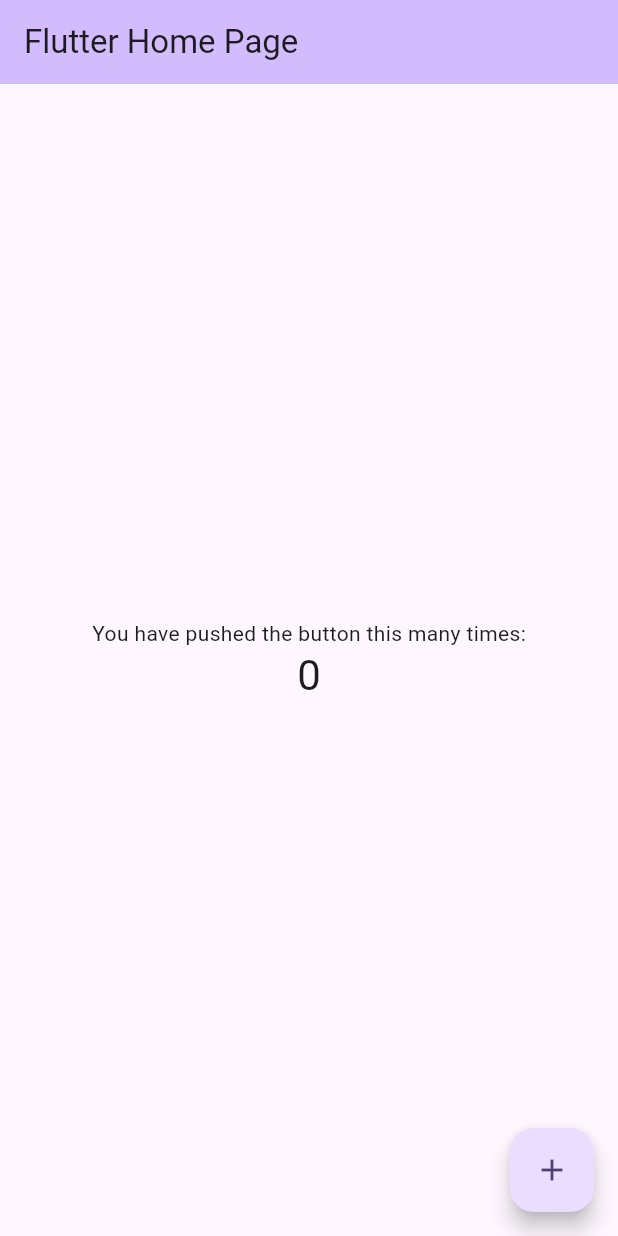
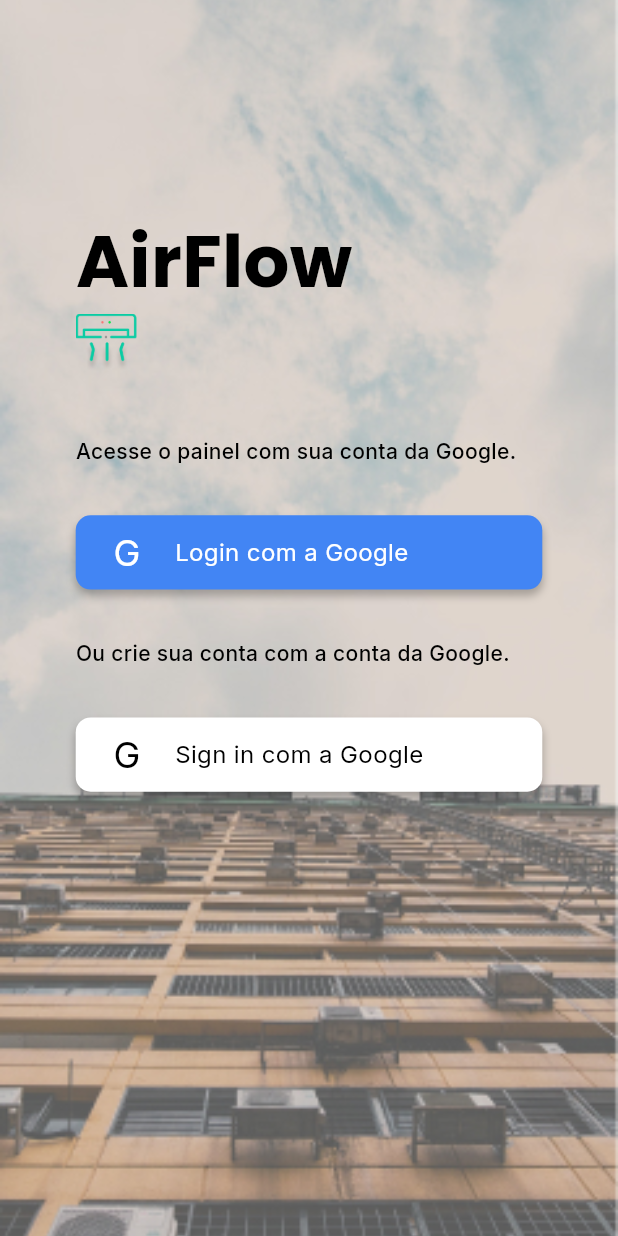
Before and after one commit to EduardoOPR/airflow-app, a Flutter app: the screen it shows after launch, on a phone screen of 412 x 824 dp. Run offline on Flutter 3.47's test engine with Material 2 defaults, Android fonts, the phone set to English and light mode, and no system bars; our stand-ins replace google_fonts.

Commit message:
Tela de Login

```diff
--- a/lib/main.dart
+++ b/lib/main.dart
@@ -1,3 +1,4 @@
+import 'package:airflow/views/screens/Login_Screen.dart';
 import 'package:flutter/material.dart';
 import 'package:airflow/views/screens/home_page.dart';
 
@@ -15,11 +16,10 @@
       theme: ThemeData(
         colorScheme: ColorScheme.fromSeed(seedColor: Colors.deepPurple),
         useMaterial3: true,
-
       ),
       debugShowCheckedModeBanner: false,
       routes: {
-        '/' :(context) => const MyHomePage(title: 'Flutter Home Page')
+        '/': (context) => const LoginScreen(),
       },
     );
   }
--- /dev/null
+++ b/lib/themes/my_themes.dart
@@ -0,0 +1,31 @@
+import 'package:flutter/material.dart';
+import 'package:google_fonts/google_fonts.dart';
+
+class MyThemes {
+  static TextStyle poppins700(
+      {Color textColor = Colors.white, required double fontSize}) {
+    return GoogleFonts.poppins(
+      fontSize: fontSize,
+      fontWeight: FontWeight.w700,
+      color: textColor,
+    );
+  }
+
+  static TextStyle inter400(
+      {Color textColor = Colors.white, required double fontSize}) {
+    return GoogleFonts.inter(
+      fontSize: fontSize,
+      fontWeight: FontWeight.w400,
+      color: textColor,
+    );
+  }
+
+  static TextStyle inter500(
+      {Color textColor = Colors.white, required double fontSize}) {
+    return GoogleFonts.inter(
+      fontSize: fontSize,
+      fontWeight: FontWeight.w500,
+      color: textColor,
+    );
+  }
+}
--- /dev/null
+++ b/lib/views/screens/Login_Screen.dart
@@ -0,0 +1,123 @@
+import 'package:flutter/material.dart';
+import 'package:airflow/themes/my_themes.dart';
+
+class LoginScreen extends StatelessWidget {
+  const LoginScreen({super.key});
+
+  @override
+  Widget build(BuildContext context) {
+    return Container(
+      decoration: const BoxDecoration(
+        image: DecorationImage(
+          image: AssetImage('assets/images/background.jpg'),
+          fit: BoxFit.cover,
+        ),
+      ),
+      child: Scaffold(
+        resizeToAvoidBottomInset: false,
+        backgroundColor: Color.fromARGB(0, 255, 255, 255),
+        body: Padding(
+          padding: const EdgeInsets.symmetric(vertical: 140),
+          child: Center(
+            child: Column(
+              mainAxisAlignment: MainAxisAlignment.spaceBetween,
+              crossAxisAlignment: CrossAxisAlignment.start,
+              children: [
+                Column(
+                  crossAxisAlignment: CrossAxisAlignment.start,
+                  children: [
+                    Text(
+                      'AirFlow',
+                      style: MyThemes.poppins700(
+                          fontSize: 48, textColor: Colors.black),
+                    ),
+                    Image.asset(
+                      'assets/images/arIcon.png',
+                      width: MediaQuery.of(context).size.width * 0.10,
+                    ),
+                    const SizedBox(
+                      height: 10,
+                    )
+                  ],
+                ),
+                Text(
+                  'Acesse o painel com sua conta da Google.  ',
+                  style:
+                      MyThemes.inter500(fontSize: 14, textColor: Colors.black),
+                ),
+                const LoginButton(
+                  btnColor: Color(0xFF4285F4),
+                  text: 'Login com a Google',
+                  ktextColor: Colors.white,
+                ),
+                Text(
+                  'Ou crie sua conta com a conta da Google.',
+                  style:
+                      MyThemes.inter500(fontSize: 14, textColor: Colors.black),
+                ),
+                const LoginButton(
+                  btnColor: Colors.white,
+                  text: 'Sign in com a Google',
+                  ktextColor: Colors.black,
+                ),
+                SizedBox(
+                  height: MediaQuery.of(context).size.height * 0.15,
+                ),
+              ],
+            ),
+          ),
+        ),
+      ),
+    );
+  }
+}
+
+class LoginButton extends StatelessWidget {
+  const LoginButton(
+      {super.key,
+      required this.btnColor,
+      required this.text,
+      required this.ktextColor});
+
+  final Color btnColor;
+  final String text;
+  final Color ktextColor;
+
+  @override
+  Widget build(BuildContext context) {
+    return Container(
+      height: MediaQuery.of(context).size.height * 0.06,
+      width: MediaQuery.of(context).size.width * 0.755,
+      decoration: BoxDecoration(
+        color: btnColor,
+        borderRadius: const BorderRadius.all(Radius.circular(10)),
+        boxShadow: [
+          BoxShadow(
+            color: Colors.black.withOpacity(0.25),
+            spreadRadius: 0,
+            blurRadius: 4,
+            offset: const Offset(0, 4), // changes position of shadow
+          ),
+        ],
+      ),
+      child: Padding(
+        padding: const EdgeInsets.only(left: 25),
+        child: Row(
+          children: [
+            Text(
+              'G',
+              style: MyThemes.inter400(fontSize: 24, textColor: ktextColor),
+            ),
+            SizedBox(
+              width: 23,
+            ),
+            Text(
+              text,
+              style: MyThemes.inter400(fontSize: 16, textColor: ktextColor),
+            )
+          ],
+        ),
+      ),
+    );
+  }
+}
--- a/pubspec.yaml
+++ b/pubspec.yaml
@@ -30,7 +30,7 @@
 dependencies:
   flutter:
     sdk: flutter
-
+  google_fonts: ^6.1.0
 
   # The following adds the Cupertino Icons font to your application.
   # Use with the CupertinoIcons class for iOS style icons.
@@ -59,8 +59,8 @@
   uses-material-design: true
 
   # To add assets to your application, add an assets section, like this:
-  # assets:
-  #   - images/a_dot_burr.jpeg
+  assets:
+    - assets/images/
   #   - images/a_dot_ham.jpeg
 
   # An image asset can refer to one or more resolution-specific "variants", see
```
Also changed, not shown: assets/images/arIcon.png (added), assets/images/background.jpg (added), pubspec.lock.
